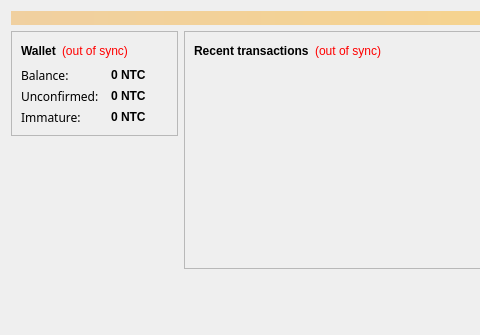
The window that src/qt/forms/overviewpage.ui (novaexchange/NUT) describes before a commit, drawn with Qt 5; both pictures show x 0 to 480 and y 0 to 335 of the 687 by 335 pixel window.
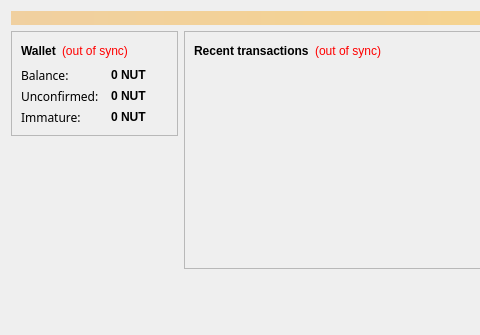
The same window after the commit.

What changed in the file:
```diff
--- a/src/qt/forms/overviewpage.ui
+++ b/src/qt/forms/overviewpage.ui
@@ -127,7 +127,7 @@
                <string>Your current balance</string>
               </property>
               <property name="text">
-               <string notr="true">0 NTC</string>
+               <string notr="true">0 NUT</string>
               </property>
               <property name="textInteractionFlags">
                <set>Qt::LinksAccessibleByMouse|Qt::TextSelectableByKeyboard|Qt::TextSelectableByMouse</set>
@@ -149,7 +149,7 @@
                <string>Total of transactions that have yet to be confirmed, and do not yet count toward the current balance</string>
               </property>
               <property name="text">
-               <string notr="true">0 NTC</string>
+               <string notr="true">0 NUT</string>
               </property>
               <property name="textInteractionFlags">
                <set>Qt::LinksAccessibleByMouse|Qt::TextSelectableByKeyboard|Qt::TextSelectableByMouse</set>
@@ -180,7 +180,7 @@
                <string>Mined balance that has not yet matured</string>
               </property>
               <property name="text">
-               <string notr="true">0 NTC</string>
+               <string notr="true">0 NUT</string>
               </property>
               <property name="textInteractionFlags">
                <set>Qt::LinksAccessibleByMouse|Qt::TextSelectableByKeyboard|Qt::TextSelectableByMouse</set>
```
